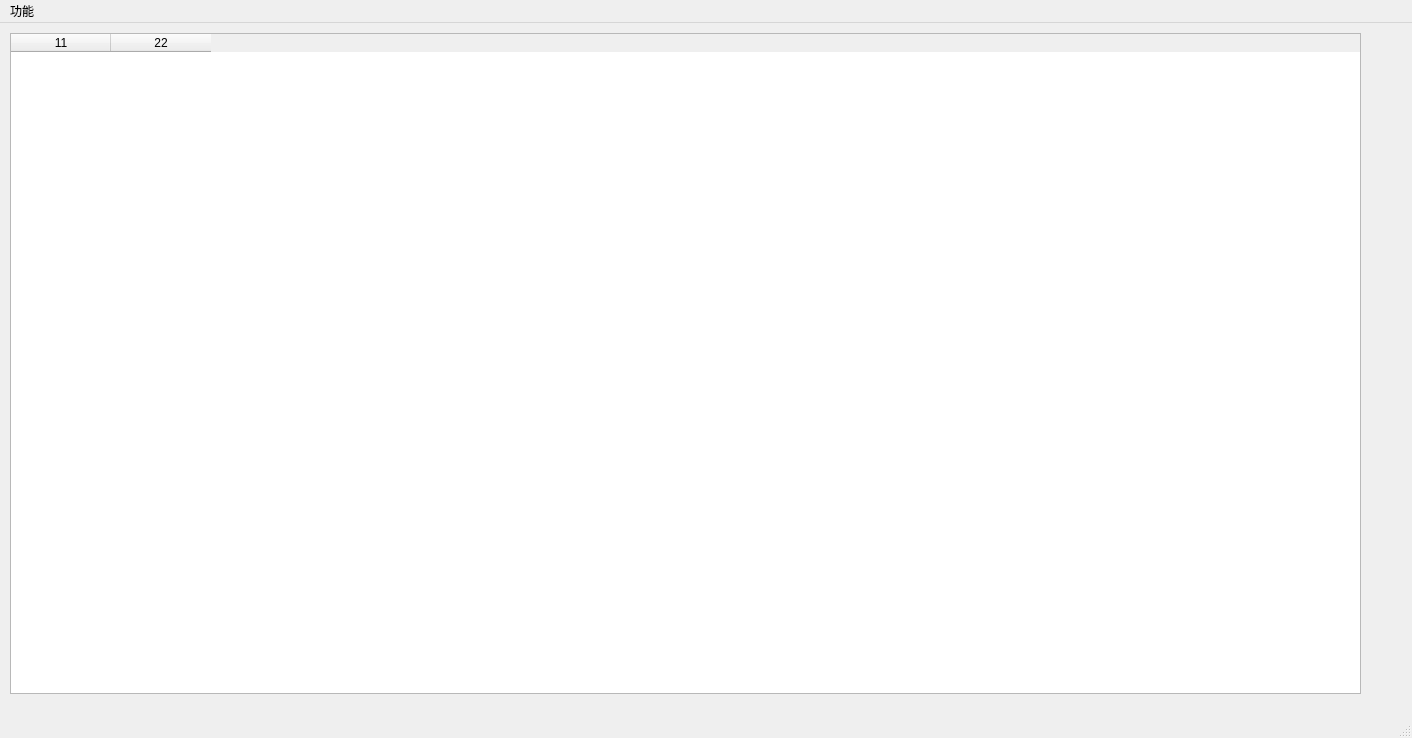
This is ui/ui.ui in imuhao/MtHelper as Qt 5 draws it before an edit. The edited form follows.
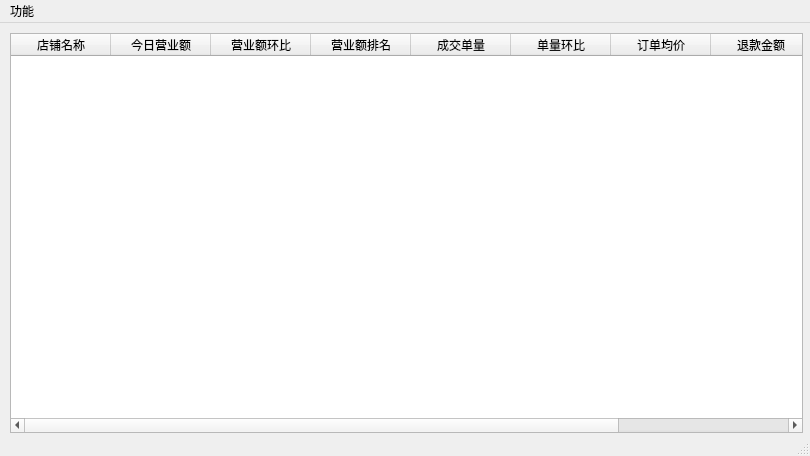
This is the edited form.

Patch:
```diff
--- a/ui/ui.ui
+++ b/ui/ui.ui
@@ -6,8 +6,8 @@
    <rect>
     <x>0</x>
     <y>0</y>
-    <width>1412</width>
-    <height>738</height>
+    <width>810</width>
+    <height>456</height>
    </rect>
   </property>
   <property name="windowTitle">
@@ -19,18 +19,53 @@
      <rect>
       <x>10</x>
       <y>10</y>
-      <width>1351</width>
-      <height>661</height>
+      <width>793</width>
+      <height>400</height>
      </rect>
     </property>
     <column>
      <property name="text">
-      <string>11</string>
+      <string>店铺名称</string>
      </property>
     </column>
     <column>
      <property name="text">
-      <string>22</string>
+      <string>今日营业额</string>
+     </property>
+    </column>
+    <column>
+     <property name="text">
+      <string>营业额环比</string>
+     </property>
+    </column>
+    <column>
+     <property name="text">
+      <string>营业额排名</string>
+     </property>
+    </column>
+    <column>
+     <property name="text">
+      <string>成交单量</string>
+     </property>
+    </column>
+    <column>
+     <property name="text">
+      <string>单量环比</string>
+     </property>
+    </column>
+    <column>
+     <property name="text">
+      <string>订单均价</string>
+     </property>
+    </column>
+    <column>
+     <property name="text">
+      <string>退款金额</string>
+     </property>
+    </column>
+    <column>
+     <property name="text">
+      <string>退款金额环比</string>
      </property>
     </column>
    </widget>
@@ -40,7 +75,7 @@
     <rect>
      <x>0</x>
      <y>0</y>
-     <width>1412</width>
+     <width>810</width>
      <height>21</height>
     </rect>
    </property>
```
